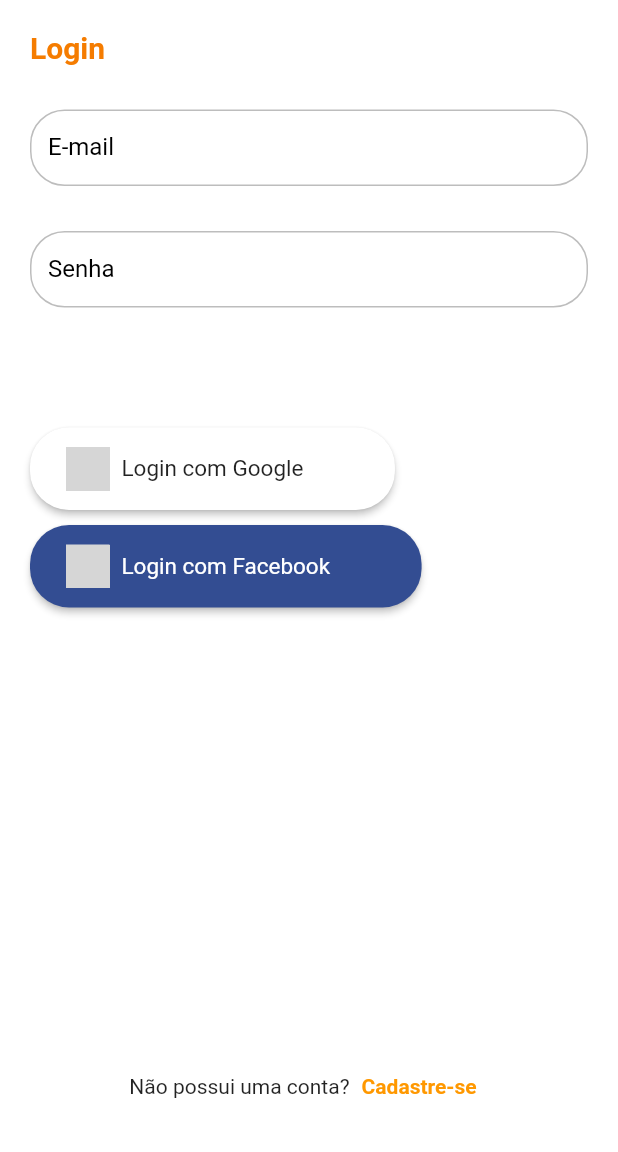
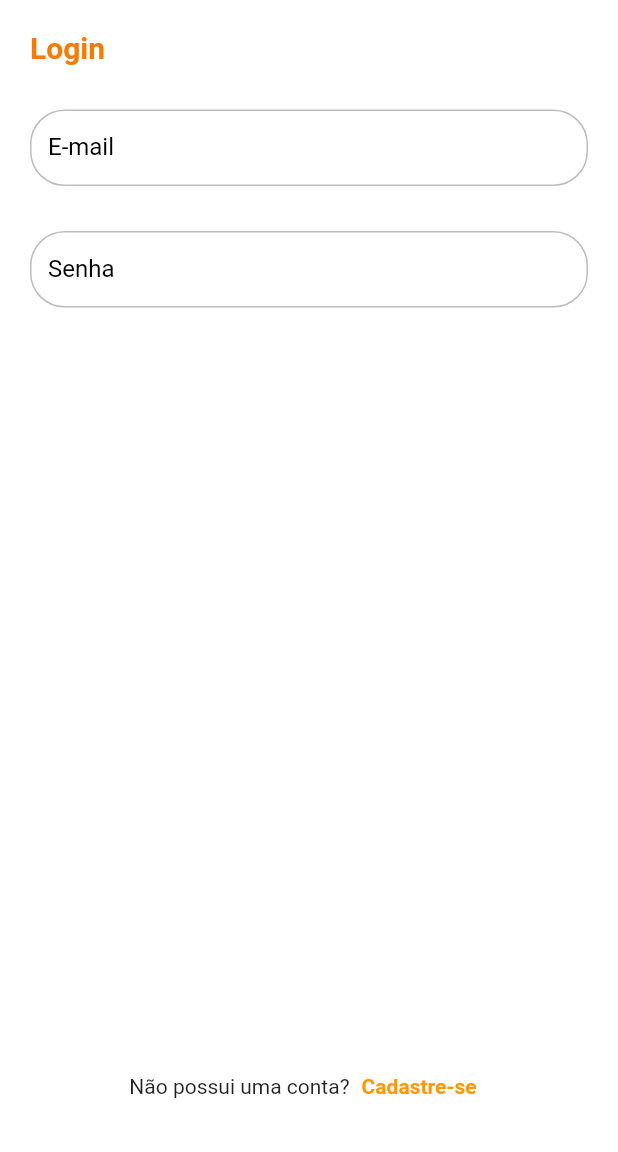
Before and after one commit to renatorv/instapet, a Flutter app: the screen it shows after launch, on a phone screen of 412 x 824 dp, the part 84-1236 px from its top. Run offline on Flutter 3.47's test engine with Material 2 defaults, Android fonts, the phone set to English and light mode, and no system bars; drawn by our look-alikes of social_login_buttons; our stand-ins replace get, lottie, shared_preferences; grey boxes are pictures that could not be loaded.

Commit message:
adicionado imagens para botoes face e google, iniciada a configuracao de login com facebook

```diff
--- a/lib/app/modules/login/login_page.dart
+++ b/lib/app/modules/login/login_page.dart
@@ -4,7 +4,7 @@
 // import 'package:instaped/app/componts/instapet_buttom.dart';
 import 'package:instaped/app/componts/instapet_textformfield.dart';
 import 'package:instaped/app/config/ui_config.dart';
-import 'package:social_login_buttons/social_login_buttons.dart';
+// import 'package:social_login_buttons/social_login_buttons.dart';
 import './login_controller.dart';
 
 class LoginPage extends GetView<LoginController> {
@@ -56,19 +56,19 @@
                     //   ),
                     // ),
                     const SizedBox(height: 30),
-                    SocialLoginButton(
-                      buttonType: SocialLoginButtonType.google,
-                      onPressed: () {},
-                      text: 'Login com Google',
-                      borderRadius: 26,
-                    ),
+                    // SocialLoginButton(
+                    //   buttonType: SocialLoginButtonType.google,
+                    //   onPressed: () {},
+                    //   text: 'Login com Google',
+                    //   borderRadius: 26,
+                    // ),
                     const SizedBox(height: 10),
-                    SocialLoginButton(
-                      buttonType: SocialLoginButtonType.facebook,
-                      onPressed: () {},
-                      text: 'Login com Facebook',
-                      borderRadius: 26,
-                    ),
+                    // SocialLoginButton(
+                    //   buttonType: SocialLoginButtonType.facebook,
+                    //   onPressed: () {},
+                    //   text: 'Login com Facebook',
+                    //   borderRadius: 26,
+                    // ),
                     const Spacer(),
                     Row(
                       mainAxisAlignment: MainAxisAlignment.center,
```
Also changed, not shown: lib/app/componts/instapet_buttom.dart (+30 -0 lines), lib/app/uteis/paleta_cores.dart (added, +15 -0 lines), assets/images/facebook_icon.png (added), assets/images/google_icon.png (added), 3 other files.
